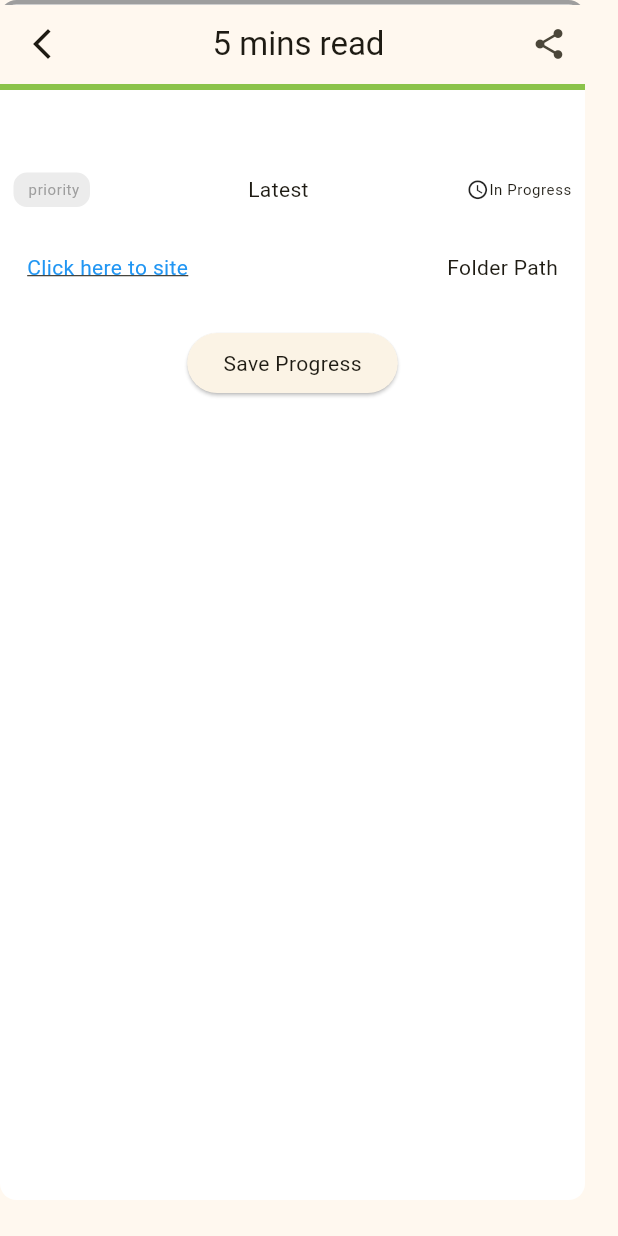
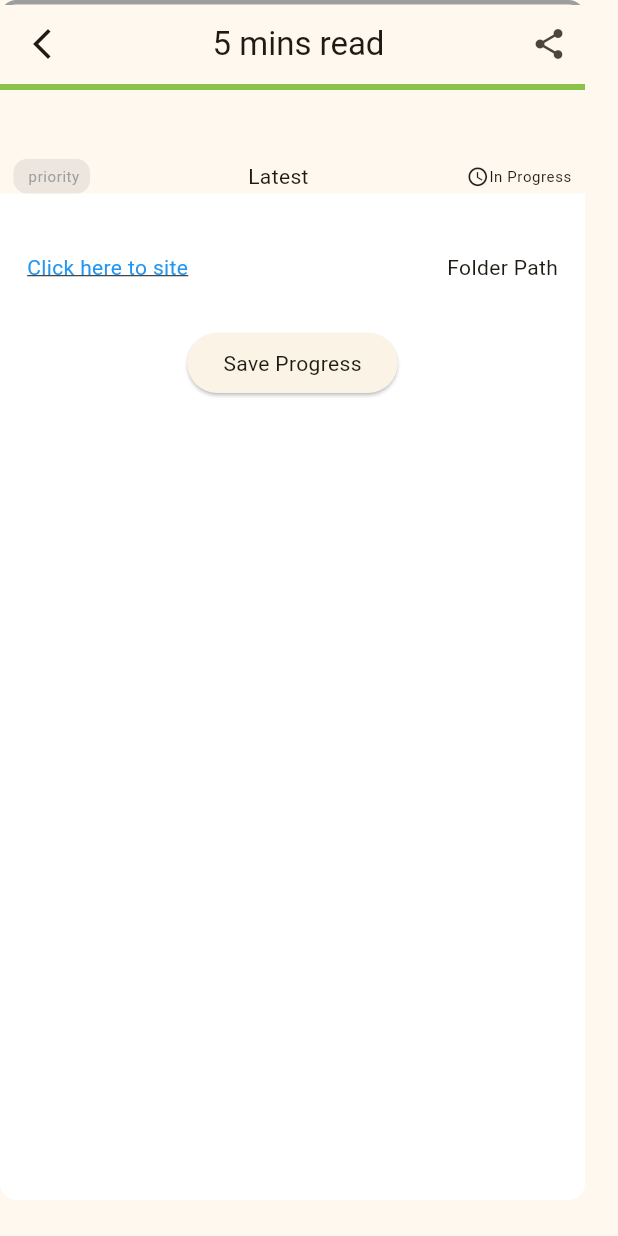
Before and after one commit to hagiosolat/articles-reading-app, a Flutter app: the ArticleDetails widget shown alone on an empty page, opened directly with empty values, on a phone screen of 412 x 824 dp. Run offline on Flutter 3.47's test engine with Material 3 defaults, Android fonts, the phone set to English and light mode, and no system bars; our stand-ins replace flutter_riverpod, freezed_annotation, go_router, riverpod_annotation, shared_preferences; accounts and stored records are empty; generated files the repository leaves out were written again; network calls fail.

Commit message:
make fixes to the article details screen

```diff
--- a/lib/features/Presentation/web_views/widgets/article_details.dart
+++ b/lib/features/Presentation/web_views/widgets/article_details.dart
@@ -88,27 +88,24 @@ class _ArticleDetailsState extends ConsumerState<ArticleDetails> {
                   pinned: true,
                   centerTitle: false,
                   bottom: PreferredSize(
-                    preferredSize: const Size.fromHeight(1),
-                    child: LinearProgressIndicator(
+                    preferredSize: const Size.fromHeight(70),
+                    child: Column(
+                      children: [
+                        LinearProgressIndicator(
                           value: _progress,
                           backgroundColor: Colors.lightGreen,
                           valueColor:
                               const AlwaysStoppedAnimation<Color>(Colors.blue),
                         ),
-                  ),
-                ),
-                                SliverToBoxAdapter(
-                  child: SizedBox(
-                    child: Padding(
-                      padding: const EdgeInsets.all(9.0),
-                      child: Column(
-                        children: [
+
                        Text(
                             widget.title ?? '',
                             style: Theme.of(context).textTheme.headlineMedium,
                           ),
                           const SizedBox(height: 10),
-                          Row(
+                          Padding(
+                            padding: const EdgeInsets.symmetric(horizontal: 9.0),
+                            child: Row(
                               mainAxisAlignment: MainAxisAlignment.spaceBetween,
                               children: [
                                 Container(
@@ -157,6 +154,18 @@ class _ArticleDetailsState extends ConsumerState<ArticleDetails> {
                                 ),
                               ],
                             ),
+                          ),
+                      ],
+                    ),
+                  ),
+                ),
+                                SliverToBoxAdapter(
+                  child: SizedBox(
+                    child: Padding(
+                      padding: const EdgeInsets.all(9.0),
+                      child: Column(
+                        children: [
+
                           const SizedBox(height: 10),
                           Center(
                             child: Image.network(
```
Lines whose indentation alone changed are shown as unchanged.
